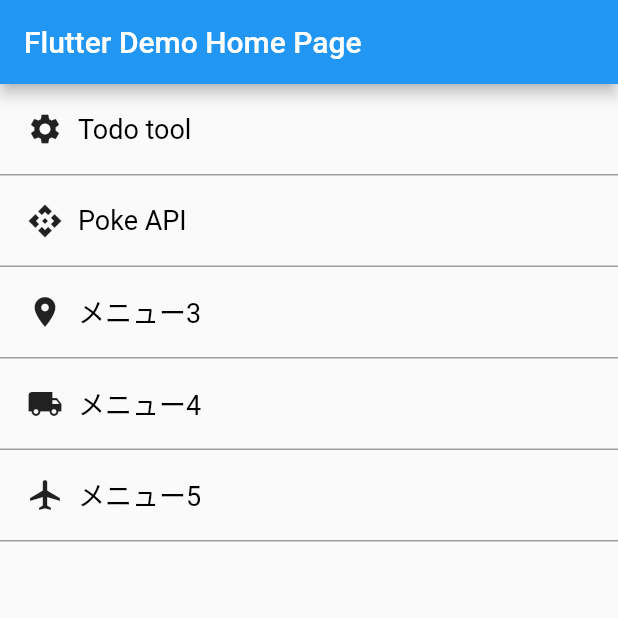
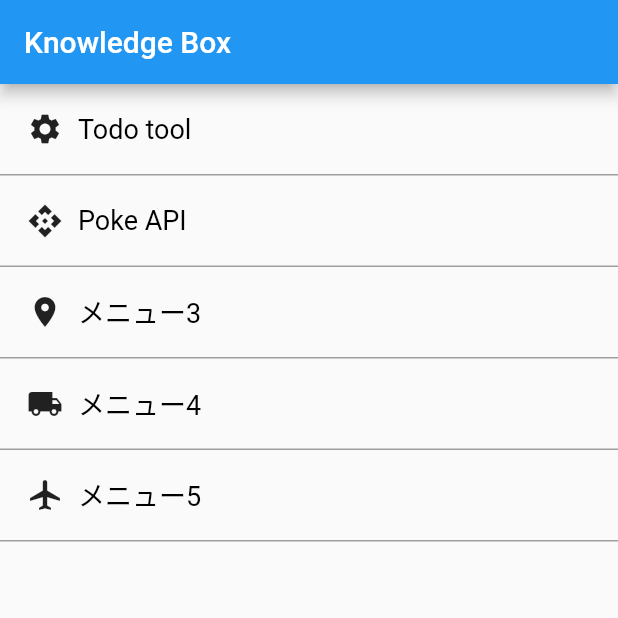
Before and after one commit to pole-SN/KnowledgeBoxForFlutter, a Flutter app: the screen it shows after launch, on a phone screen of 412 x 824 dp, the top half of it. Run offline on Flutter 3.47's test engine with Material 2 defaults, Android fonts, the phone set to English and light mode, and no system bars; our stand-ins replace shared_preferences.

Commit message:
github試し

```diff
--- a/lib/main.dart
+++ b/lib/main.dart
@@ -31,7 +31,7 @@ class _MyAppState extends State<MyApp> {
         theme: ThemeData.light(),
         darkTheme: ThemeData.dark(),
         themeMode: mode,
-        home: const KnowledgeHomePage(title: 'Flutter Demo Home Page'),
+        home: const KnowledgeHomePage(title: 'Knowledge Box'),
         routes: <String, WidgetBuilder>{
           // '/my-page-1' : (BuildContext context) => new MyPage1(),
           '/pokelist': (BuildContext context) => new PokeListPage(),
```
